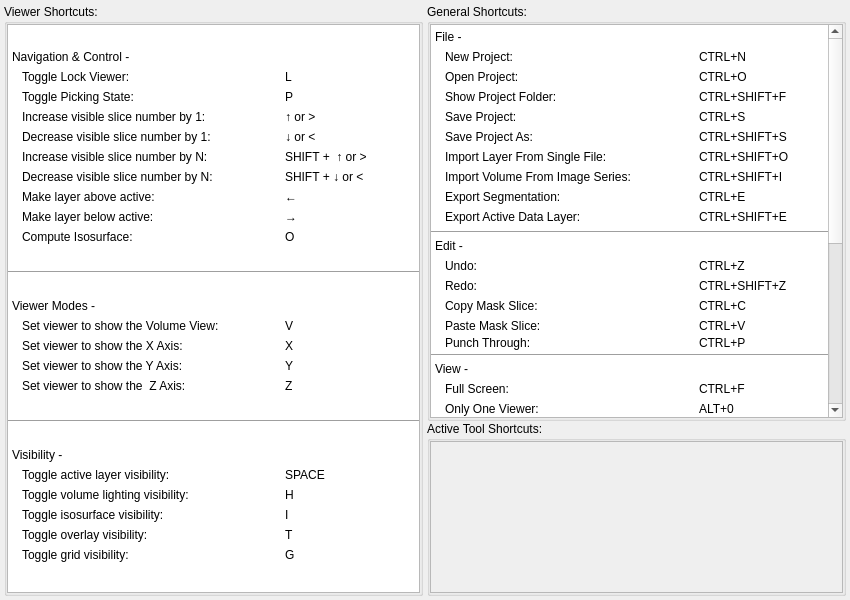
The window that src/Interface/Application/ShortcutsInterface.ui (SCIInstitute/Seg3D) describes before a commit, drawn with Qt 5.
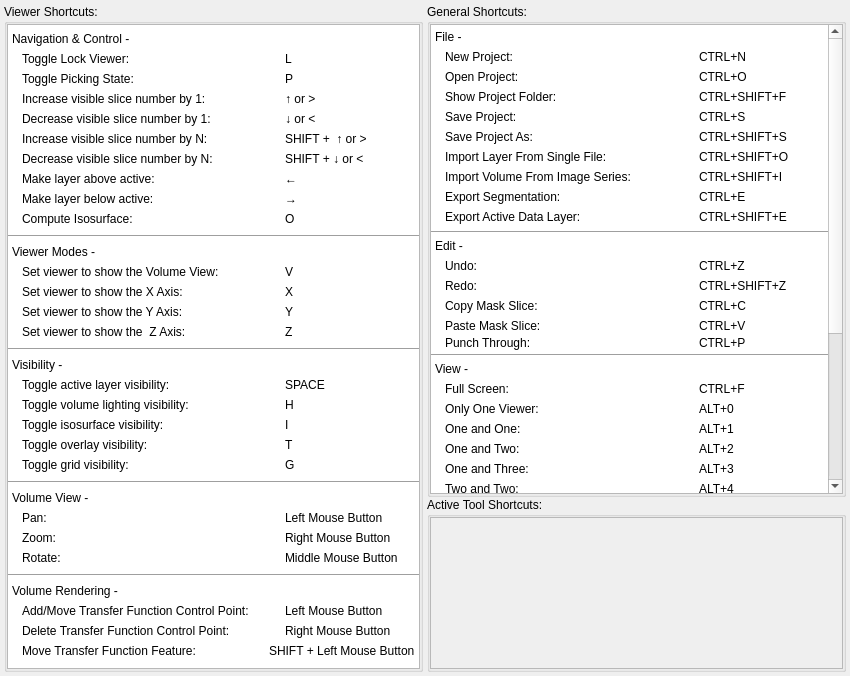
The same window after the commit.

Commit message: Added volume renderer and polyline tool mouse/keyboard shortcuts to the help window.

What changed in the file:
```diff
--- a/src/Interface/Application/ShortcutsInterface.ui
+++ b/src/Interface/Application/ShortcutsInterface.ui
@@ -7,7 +7,7 @@
     <x>0</x>
     <y>0</y>
     <width>850</width>
-    <height>600</height>
+    <height>676</height>
    </rect>
   </property>
   <property name="minimumSize">
@@ -74,8 +74,8 @@
              <rect>
               <x>0</x>
               <y>0</y>
-              <width>411</width>
-              <height>565</height>
+              <width>415</width>
+              <height>651</height>
              </rect>
             </property>
             <layout class="QVBoxLayout" name="verticalLayout_13">
@@ -993,6 +993,280 @@
                </layout>
               </widget>
              </item>
+             <item>
+              <widget class="Line" name="line_6">
+               <property name="orientation">
+                <enum>Qt::Horizontal</enum>
+               </property>
+              </widget>
+             </item>
+             <item>
+              <widget class="QWidget" name="widget_63" native="true">
+               <property name="sizePolicy">
+                <sizepolicy hsizetype="Preferred" vsizetype="Fixed">
+                 <horstretch>0</horstretch>
+                 <verstretch>0</verstretch>
+                </sizepolicy>
+               </property>
+               <layout class="QVBoxLayout" name="verticalLayout_6">
+                <property name="spacing">
+                 <number>0</number>
+                </property>
+                <property name="leftMargin">
+                 <number>4</number>
+                </property>
+                <property name="topMargin">
+                 <number>2</number>
+                </property>
+                <property name="rightMargin">
+                 <number>4</number>
+                </property>
+                <property name="bottomMargin">
+                 <number>4</number>
+                </property>
+                <item>
+                 <widget class="QLabel" name="label_104">
+                  <property name="minimumSize">
+                   <size>
+                    <width>0</width>
+                    <height>20</height>
+                   </size>
+                  </property>
+                  <property name="text">
+                   <string>Volume View -</string>
+                  </property>
+                 </widget>
+                </item>
+                <item>
+                 <layout class="QHBoxLayout" name="horizontalLayout_60" stretch="2,1">
+                  <property name="spacing">
+                   <number>4</number>
+                  </property>
+                  <property name="leftMargin">
+                   <number>10</number>
+                  </property>
+                  <item>
+                   <widget class="QLabel" name="label_106">
+                    <property name="minimumSize">
+                     <size>
+                      <width>0</width>
+                      <height>20</height>
+                     </size>
+                    </property>
+                    <property name="text">
+                     <string>Pan:</string>
+                    </property>
+                   </widget>
+                  </item>
+                  <item>
+                   <widget class="QLabel" name="label_105">
+                    <property name="text">
+                     <string>Left Mouse Button</string>
+                    </property>
+                   </widget>
+                  </item>
+                 </layout>
+                </item>
+                <item>
+                 <layout class="QHBoxLayout" name="horizontalLayout_61" stretch="2,1">
+                  <property name="spacing">
+                   <number>4</number>
+                  </property>
+                  <property name="leftMargin">
+                   <number>10</number>
+                  </property>
+                  <item>
+                   <widget class="QLabel" name="label_108">
+                    <property name="minimumSize">
+                     <size>
+                      <width>0</width>
+                      <height>20</height>
+                     </size>
+                    </property>
+                    <property name="text">
+                     <string>Zoom:</string>
+                    </property>
+                   </widget>
+                  </item>
+                  <item>
+                   <widget class="QLabel" name="label_107">
+                    <property name="text">
+                     <string>Right Mouse Button</string>
+                    </property>
+                   </widget>
+                  </item>
+                 </layout>
+                </item>
+                <item>
+                 <layout class="QHBoxLayout" name="horizontalLayout_62" stretch="2,1">
+                  <property name="spacing">
+                   <number>4</number>
+                  </property>
+                  <property name="leftMargin">
+                   <number>10</number>
+                  </property>
+                  <item>
+                   <widget class="QLabel" name="label_110">
+                    <property name="minimumSize">
+                     <size>
+                      <width>0</width>
+                      <height>20</height>
+                     </size>
+                    </property>
+                    <property name="text">
+                     <string>Rotate:</string>
+                    </property>
+                   </widget>
+                  </item>
+                  <item>
+                   <widget class="QLabel" name="label_109">
+                    <property name="text">
+                     <string>Middle Mouse Button</string>
+                    </property>
+                   </widget>
+                  </item>
+                 </layout>
+                </item>
+               </layout>
+              </widget>
+             </item>
+             <item>
+              <widget class="Line" name="line_7">
+               <property name="orientation">
+                <enum>Qt::Horizontal</enum>
+               </property>
+              </widget>
+             </item>
+             <item>
+              <widget class="QWidget" name="widget_64" native="true">
+               <property name="sizePolicy">
+                <sizepolicy hsizetype="Preferred" vsizetype="Fixed">
+                 <horstretch>0</horstretch>
+                 <verstretch>0</verstretch>
+                </sizepolicy>
+               </property>
+               <layout class="QVBoxLayout" name="verticalLayout_14">
+                <property name="spacing">
+                 <number>0</number>
+                </property>
+                <property name="leftMargin">
+                 <number>4</number>
+                </property>
+                <property name="topMargin">
+                 <number>2</number>
+                </property>
+                <property name="rightMargin">
+                 <number>4</number>
+                </property>
+                <property name="bottomMargin">
+                 <number>4</number>
+                </property>
+                <item>
+                 <widget class="QLabel" name="label_111">
+                  <property name="minimumSize">
+                   <size>
+                    <width>0</width>
+                    <height>20</height>
+                   </size>
+                  </property>
+                  <property name="text">
+                   <string>Volume Rendering -</string>
+                  </property>
+                 </widget>
+                </item>
+                <item>
+                 <layout class="QHBoxLayout" name="horizontalLayout_63" stretch="2,1">
+                  <property name="spacing">
+                   <number>4</number>
+                  </property>
+                  <property name="leftMargin">
+                   <number>10</number>
+                  </property>
+                  <item>
+                   <widget class="QLabel" name="label_113">
+                    <property name="minimumSize">
+                     <size>
+                      <width>0</width>
+                      <height>20</height>
+                     </size>
+                    </property>
+                    <property name="text">
+                     <string>Add/Move Transfer Function Control Point:</string>
+                    </property>
+                   </widget>
+                  </item>
+                  <item>
+                   <widget class="QLabel" name="label_112">
+                    <property name="text">
+                     <string>Left Mouse Button</string>
+                    </property>
+                   </widget>
+                  </item>
+                 </layout>
+                </item>
+                <item>
+                 <layout class="QHBoxLayout" name="horizontalLayout_64" stretch="2,1">
+                  <property name="spacing">
+                   <number>4</number>
+                  </property>
+                  <property name="leftMargin">
+                   <number>10</number>
+                  </property>
+                  <item>
+                   <widget class="QLabel" name="label_115">
+                    <property name="minimumSize">
+                     <size>
+                      <width>0</width>
+                      <height>20</height>
+                     </size>
+                    </property>
+                    <property name="text">
+                     <string>Delete Transfer Function Control Point:</string>
+                    </property>
+                   </widget>
+                  </item>
+                  <item>
+                   <widget class="QLabel" name="label_114">
+                    <property name="text">
+                     <string>Right Mouse Button</string>
+                    </property>
+                   </widget>
+                  </item>
+                 </layout>
+                </item>
+                <item>
+                 <layout class="QHBoxLayout" name="horizontalLayout_65" stretch="2,1">
+                  <property name="spacing">
+                   <number>4</number>
+                  </property>
+                  <property name="leftMargin">
+                   <number>10</number>
+                  </property>
+                  <item>
+                   <widget class="QLabel" name="label_117">
+                    <property name="minimumSize">
+                     <size>
+                      <width>0</width>
+                      <height>20</height>
+                     </size>
+                    </property>
+                    <property name="text">
+                     <string>Move Transfer Function Feature:</string>
+                    </property>
+                   </widget>
+                  </item>
+                  <item>
+                   <widget class="QLabel" name="label_116">
+                    <property name="text">
+                     <string>SHIFT + Left Mouse Button</string>
+                    </property>
+                   </widget>
+                  </item>
+                 </layout>
+                </item>
+               </layout>
+              </widget>
+             </item>
             </layout>
            </widget>
           </widget>
@@ -1033,8 +1307,8 @@
             <property name="geometry">
              <rect>
               <x>0</x>
-              <y>-307</y>
-              <width>396</width>
+              <y>0</y>
+              <width>398</width>
               <height>698</height>
              </rect>
             </property>
@@ -2545,8 +2819,8 @@
              <rect>
               <x>0</x>
               <y>0</y>
-              <width>411</width>
-              <height>148</height>
+              <width>415</width>
+              <height>158</height>
              </rect>
             </property>
             <layout class="QVBoxLayout" name="verticalLayout_8">
```
The commit also changes 1 other file.
